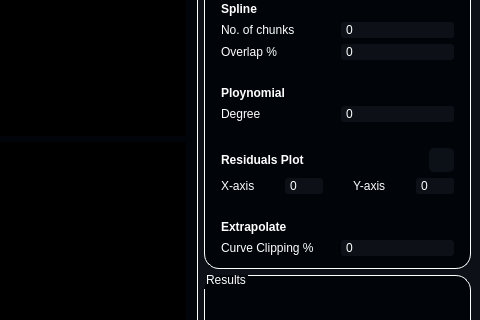
The window that resources/curvefittingwindow.ui (Abdullahsaeed10/Curve_Fitter) describes before a commit, drawn with Qt 5; both pictures show x 361 to 841 and y 163 to 483 of the 841 by 613 pixel window.
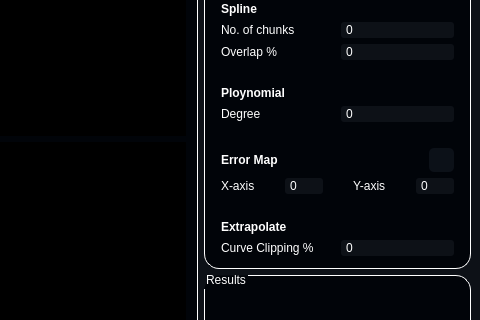
The same window after the commit. Icons and pictures are not drawn. Custom widgets are drawn as their Qt base class.

```diff
--- a/resources/curvefittingwindow.ui
+++ b/resources/curvefittingwindow.ui
@@ -575,7 +575,7 @@
                     <string notr="true">background-color: transparent;</string>
                    </property>
                    <property name="text">
-                    <string>&lt;html&gt;&lt;head/&gt;&lt;body&gt;&lt;p&gt;&lt;span style=&quot; font-size:9pt; font-weight:600;&quot;&gt;Residuals Plot&lt;/span&gt;&lt;/p&gt;&lt;/body&gt;&lt;/html&gt;</string>
+                    <string>&lt;html&gt;&lt;head/&gt;&lt;body&gt;&lt;p&gt;&lt;span style=&quot; font-size:9pt; font-weight:600;&quot;&gt;Error Map&lt;/span&gt;&lt;/p&gt;&lt;/body&gt;&lt;/html&gt;</string>
                    </property>
                   </widget>
                  </item>
```
Left out of the diff: 8 changed lines with no effect on the pictures.
